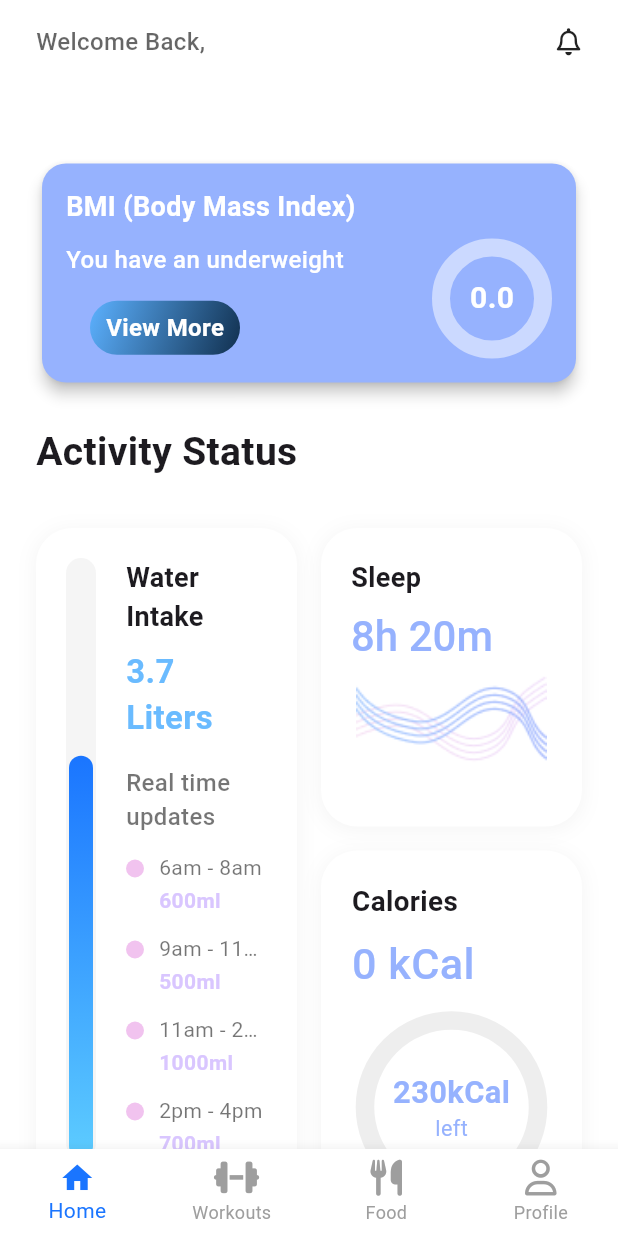
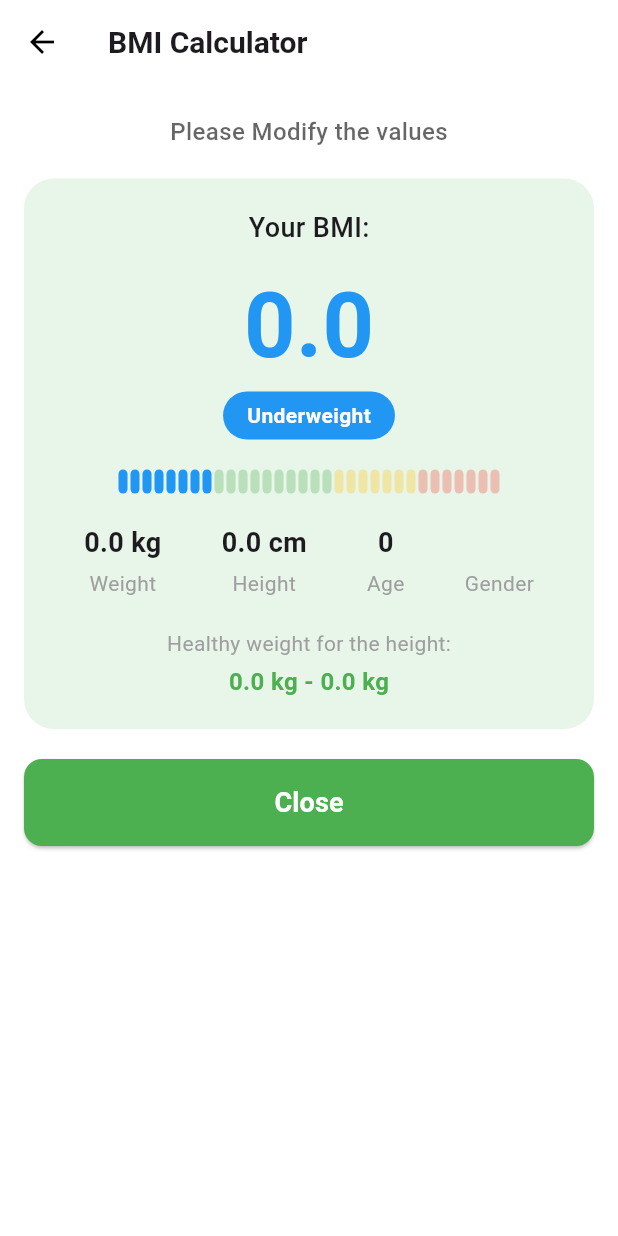
Before and after one commit to Recipe-Rise/Flutter-GP, a Flutter app: the HomeScreen screen opened directly with empty values, after a tap on "View More", on a phone screen of 412 x 824 dp. Run offline on Flutter 3.47's test engine with Material 3 defaults, Android fonts, the light colour scheme and no system bars; drawn by our look-alikes of percent_indicator; our stand-ins replace bloc, flutter_bloc, flutter_vector_icons, font_awesome_flutter, get, shared_preferences; accounts and stored records are empty.

Commit message:
Detailed BMI screen

```diff
--- /dev/null
+++ b/lib/features/BMI/presentation/views/detailed_bmi_screen.dart
@@ -0,0 +1,92 @@
+import 'package:fitfork_gp/core/utils/styles.dart';
+import 'package:fitfork_gp/features/BMI/presentation/widgets/action_button.dart';
+import 'package:fitfork_gp/features/BMI/presentation/widgets/bmi_result_card.dart';
+import 'package:fitfork_gp/features/BMI/presentation/widgets/bmi_scale.dart';
+import 'package:fitfork_gp/features/BMI/presentation/widgets/healthy_weight_range.dart';
+import 'package:fitfork_gp/features/BMI/presentation/widgets/user_metrics_row.dart';
+import 'package:flutter/material.dart';
+
+class DetailedBmiScreen extends StatelessWidget {
+  final double bmi;
+  final double weight;
+  final double height;
+  final int age;
+  final String gender;
+
+  const DetailedBmiScreen(
+      {super.key,
+      required this.bmi,
+      required this.weight,
+      required this.height,
+      required this.age,
+      required this.gender});
+
+  @override
+  Widget build(BuildContext context) {
+    return Scaffold(
+      backgroundColor: Colors.white,
+      appBar: AppBar(
+        title: Text(
+          'BMI Calculator',
+          style: Styles.textStyle20.copyWith(fontWeight: FontWeight.bold),
+        ),
+        backgroundColor: Colors.white,
+        elevation: 0,
+        iconTheme: const IconThemeData(color: Colors.black),
+      ),
+      body: Padding(
+        padding: const EdgeInsets.symmetric(horizontal: 16),
+        child: Column(
+          crossAxisAlignment: CrossAxisAlignment.center,
+          children: [
+            const SizedBox(
+              height: 20,
+            ),
+            Text(
+              'Please Modify the values',
+              style: Styles.textStyle16
+                  .copyWith(color: Colors.black.withOpacity(0.6)),
+            ),
+            const SizedBox(
+              height: 20,
+            ),
+            BmiResultCard(
+              bmi: bmi,
+              child: Column(
+                children: [
+                  const SizedBox(
+                    height: 20,
+                  ),
+                  BmiScale(bmi: bmi),
+                  const SizedBox(
+                    height: 20,
+                  ),
+                  UserMetricsRow(
+                    weight: weight,
+                    height: height,
+                    age: age,
+                    gender: gender,
+                  ),
+                  const SizedBox(
+                    height: 20,
+                  ),
+                  HealthyWeightRange(height: height),
+                  const SizedBox(
+                    height: 20,
+                  ),
+                ],
+              ),
+            ),
+            const SizedBox(
+              height: 20,
+            ),
+            ActionButton(
+              label: "Close",
+              onPressed: () => Navigator.of(context).pop(),
+            ),
+          ],
+        ),
+      ),
+    );
+  }
+}
--- /dev/null
+++ b/lib/features/BMI/presentation/widgets/action_button.dart
@@ -0,0 +1,37 @@
+import 'package:flutter/material.dart';
+
+class ActionButton extends StatelessWidget {
+  final String label;
+  final VoidCallback onPressed;
+
+  const ActionButton({
+    Key? key,
+    required this.label,
+    required this.onPressed,
+  }) : super(key: key);
+
+  @override
+  Widget build(BuildContext context) {
+    return SizedBox(
+      width: double.infinity,
+      child: ElevatedButton(
+        onPressed: onPressed,
+        style: ElevatedButton.styleFrom(
+          backgroundColor: Colors.green,
+          foregroundColor: Colors.white,
+          padding: const EdgeInsets.symmetric(vertical: 16),
+          shape: RoundedRectangleBorder(
+            borderRadius: BorderRadius.circular(12),
+          ),
+        ),
+        child: Text(
+          label,
+          style: const TextStyle(
+            fontSize: 18,
+            fontWeight: FontWeight.bold,
+          ),
+        ),
+      ),
+    );
+  }
+}
--- /dev/null
+++ b/lib/features/BMI/presentation/widgets/bmi_result_card.dart
@@ -0,0 +1,83 @@
+import 'package:flutter/material.dart';
+
+class BmiResultCard extends StatelessWidget {
+  final double bmi;
+  final Widget child;
+
+  const BmiResultCard({
+    Key? key,
+    required this.bmi,
+    required this.child,
+  }) : super(key: key);
+
+  String _getBmiCategory() {
+    if (bmi < 18.5) {
+      return "Underweight";
+    } else if (bmi >= 18.5 && bmi < 25) {
+      return "Normal";
+    } else if (bmi >= 25 && bmi < 30) {
+      return "Overweight";
+    } else {
+      return "Obese";
+    }
+  }
+
+  Color _getBmiColor() {
+    if (bmi < 18.5) {
+      return Colors.blue;
+    } else if (bmi >= 18.5 && bmi < 25) {
+      return Colors.green;
+    } else if (bmi >= 25 && bmi < 30) {
+      return Colors.amber;
+    } else {
+      return Colors.red;
+    }
+  }
+
+  @override
+  Widget build(BuildContext context) {
+    return Container(
+      width: double.infinity,
+      decoration: BoxDecoration(
+        color: Colors.green.shade50,
+        borderRadius: BorderRadius.circular(20),
+      ),
+      child: Column(
+        children: [
+          const SizedBox(height: 20),
+          const Text(
+            'Your BMI:',
+            style: TextStyle(
+              fontSize: 18,
+              fontWeight: FontWeight.w500,
+            ),
+          ),
+          const SizedBox(height: 10),
+          Text(
+            bmi.toStringAsFixed(1),
+            style: TextStyle(
+              fontSize: 60,
+              fontWeight: FontWeight.bold,
+              color: _getBmiColor(),
+            ),
+          ),
+          Container(
+            padding: const EdgeInsets.symmetric(horizontal: 16, vertical: 6),
+            decoration: BoxDecoration(
+              color: _getBmiColor(),
+              borderRadius: BorderRadius.circular(20),
+            ),
+            child: Text(
+              _getBmiCategory(),
+              style: const TextStyle(
+                color: Colors.white,
+                fontWeight: FontWeight.bold,
+              ),
+            ),
+          ),
+          child,
+        ],
+      ),
+    );
+  }
+}
--- /dev/null
+++ b/lib/features/BMI/presentation/widgets/bmi_scale.dart
@@ -0,0 +1,53 @@
+import 'package:flutter/material.dart';
+
+class BmiScale extends StatelessWidget {
+  final double bmi;
+
+  const BmiScale({
+    Key? key,
+    required this.bmi,
+  }) : super(key: key);
+
+  String _getCategory() {
+    if (bmi < 18.5) {
+      return "underweight";
+    } else if (bmi >= 18.5 && bmi < 25) {
+      return "normal";
+    } else if (bmi >= 25 && bmi < 30) {
+      return "overweight";
+    } else {
+      return "obese";
+    }
+  }
+
+  @override
+  Widget build(BuildContext context) {
+    final category = _getCategory();
+
+    return Row(
+      mainAxisAlignment: MainAxisAlignment.center,
+      children: [
+        for (int i = 0; i < 8; i++)
+          _buildSegment(Colors.blue, category == "underweight"),
+        for (int i = 0; i < 10; i++)
+          _buildSegment(Colors.green, category == "normal"),
+        for (int i = 0; i < 7; i++)
+          _buildSegment(Colors.amber, category == "overweight"),
+        for (int i = 0; i < 7; i++)
+          _buildSegment(Colors.red, category == "obese"),
+      ],
+    );
+  }
+
+  Widget _buildSegment(Color color, bool isActive) {
+    return Container(
+      width: 6,
+      height: 16,
+      margin: const EdgeInsets.symmetric(horizontal: 1),
+      decoration: BoxDecoration(
+        color: isActive ? color : color.withOpacity(0.3),
+        borderRadius: BorderRadius.circular(3),
+      ),
+    );
+  }
+}
--- /dev/null
+++ b/lib/features/BMI/presentation/widgets/healthy_weight_range.dart
@@ -0,0 +1,47 @@
+import 'package:flutter/material.dart';
+
+class HealthyWeightRange extends StatelessWidget {
+  final double height;
+
+  const HealthyWeightRange({
+    Key? key,
+    required this.height,
+  }) : super(key: key);
+
+  double _getHealthyMinWeight() {
+    final heightInMeters = height / 100;
+    return 18.5 * heightInMeters * heightInMeters;
+  }
+
+  double _getHealthyMaxWeight() {
+    final heightInMeters = height / 100;
+    return 24.9 * heightInMeters * heightInMeters;
+  }
+
+  @override
+  Widget build(BuildContext context) {
+    final minWeight = _getHealthyMinWeight();
+    final maxWeight = _getHealthyMaxWeight();
+
+    return Column(
+      children: [
+        const Text(
+          'Healthy weight for the height:',
+          style: TextStyle(
+            color: Colors.grey,
+            fontSize: 14,
+          ),
+        ),
+        const SizedBox(height: 4),
+        Text(
+          '${minWeight.toStringAsFixed(1)} kg - ${maxWeight.toStringAsFixed(1)} kg',
+          style: const TextStyle(
+            color: Colors.green,
+            fontWeight: FontWeight.bold,
+            fontSize: 16,
+          ),
+        ),
+      ],
+    );
+  }
+}
--- /dev/null
+++ b/lib/features/BMI/presentation/widgets/user_metrics_row.dart
@@ -0,0 +1,51 @@
+import 'package:flutter/material.dart';
+
+class UserMetricsRow extends StatelessWidget {
+  final double weight;
+  final double height;
+  final int age;
+  final String gender;
+
+  const UserMetricsRow({
+    Key? key,
+    required this.weight,
+    required this.height,
+    required this.age,
+    required this.gender,
+  }) : super(key: key);
+
+  @override
+  Widget build(BuildContext context) {
+    return Row(
+      mainAxisAlignment: MainAxisAlignment.spaceEvenly,
+      children: [
+        _buildMetricItem('Weight', '$weight kg'),
+        _buildMetricItem('Height', '$height cm'),
+        _buildMetricItem('Age', '$age'),
+        _buildMetricItem('Gender', gender),
+      ],
+    );
+  }
+
+  Widget _buildMetricItem(String label, String value) {
+    return Column(
+      children: [
+        Text(
+          value,
+          style: const TextStyle(
+            fontWeight: FontWeight.bold,
+            fontSize: 18,
+          ),
+        ),
+        const SizedBox(height: 4),
+        Text(
+          label,
+          style: const TextStyle(
+            color: Colors.grey,
+            fontSize: 14,
+          ),
+        ),
+      ],
+    );
+  }
+}
--- a/lib/features/Home/presentation/views/home_screen.dart
+++ b/lib/features/Home/presentation/views/home_screen.dart
@@ -130,7 +130,7 @@ class _HomeScreenState extends State<HomeScreen> {
           ),
           BottomNavigationBarItem(
             icon: Icon(FontAwesomeIcons.utensils),
-            label: 'Food',
+            label: 'Recipes',
           ),
           BottomNavigationBarItem(
             icon: Icon(FontAwesomeIcons.user),
--- a/lib/features/Home/presentation/widgets/bmi_card.dart
+++ b/lib/features/Home/presentation/widgets/bmi_card.dart
@@ -1,23 +1,28 @@
 import 'package:fitfork_gp/constants.dart';
 import 'package:fitfork_gp/core/utils/styles.dart';
+import 'package:fitfork_gp/features/BMI/presentation/views/detailed_bmi_screen.dart';
+import 'package:fitfork_gp/features/Register/presentation/cubit/cubit/register_cubit.dart';
 import 'package:fitfork_gp/features/Register/presentation/widgets/custom_gradient_button.dart';
 import 'package:flutter/material.dart';
+import 'package:flutter_bloc/flutter_bloc.dart';
 import 'package:percent_indicator/circular_percent_indicator.dart';
 
 class BmiCard extends StatelessWidget {
-  final double bmi;
-  const BmiCard({super.key, required this.bmi});
-  String _getWeightStatus() {
+  final double? bmi; // Make bmi optional
+
+  const BmiCard({super.key, this.bmi});
+
+  String _getWeightStatus(double bmi) {
     if (bmi < 18.5) {
       return "You have an underweight";
-    } else if (bmi > 18.5 && bmi < 25) {
+    } else if (bmi >= 18.5 && bmi < 25) {
       return "You have a normal weight";
     } else {
       return "You have an overweight";
     }
   }
 
-  Color _getCardColor() {
+  Color _getCardColor(double bmi) {
     if (bmi < 18.5) {
       return const Color(0xff96B2FE);
     } else if (bmi >= 18.5 && bmi < 25) {
@@ -29,12 +34,19 @@ class BmiCard extends StatelessWidget {
 
   @override
   Widget build(BuildContext context) {
+    // Access the RegisterCubit
+    final registerCubit = context.read<RegisterCubit>();
+    final registerData = registerCubit.registerData;
+
+    // Use provided BMI or calculate it from registerData
+    final calculatedBmi = bmi ?? registerCubit.calculateBMI();
+
     return Card(
-      color: _getCardColor(),
+      color: _getCardColor(calculatedBmi),
       elevation: 4,
       shape: RoundedRectangleBorder(borderRadius: BorderRadius.circular(16)),
       child: Padding(
-        padding: EdgeInsets.all(16),
+        padding: const EdgeInsets.all(16),
         child: Column(
           crossAxisAlignment: CrossAxisAlignment.start,
           children: [
@@ -42,7 +54,7 @@ class BmiCard extends StatelessWidget {
               "BMI (Body Mass Index)",
               style: Styles.textStyle18.copyWith(color: Colors.white),
             ),
-            SizedBox(
+            const SizedBox(
               height: 8,
             ),
             Row(
@@ -53,15 +65,32 @@ class BmiCard extends StatelessWidget {
                     crossAxisAlignment: CrossAxisAlignment.start,
                     children: [
                       Text(
-                        _getWeightStatus(),
+                        _getWeightStatus(calculatedBmi),
                         style: Styles.textStyle16.copyWith(
                             color: Colors.white, fontWeight: FontWeight.w500),
                       ),
-                      SizedBox(
+                      const SizedBox(
                         height: 16,
                       ),
                       CustomGradientButton(
-                        onPressed: () {},
+                        onPressed: () {
+                          // Calculate age from date of birth
+                          final age = DateTime.now().year -
+                              registerData.dateOfBirth.year;
+
+                          Navigator.push(
+                            context,
+                            MaterialPageRoute(
+                              builder: (context) => DetailedBmiScreen(
+                                bmi: calculatedBmi,
+                                weight: registerData.weight,
+                                height: registerData.height,
+                                age: age,
+                                gender: registerData.gender,
+                              ),
+                            ),
+                          );
+                        },
                         gradient: kButtonColor,
                         text: "View More",
                         width: 100,
@@ -74,16 +103,16 @@ class BmiCard extends StatelessWidget {
                 CircularPercentIndicator(
                   radius: 40,
                   lineWidth: 12,
-                  percent: bmi / 40 > 1 ? 1 : bmi / 40,
+                  percent: calculatedBmi / 40 > 1 ? 1 : calculatedBmi / 40,
                   center: Text(
-                    "${bmi.toStringAsFixed(1)}",
+                    "${calculatedBmi.toStringAsFixed(1)}",
                     style: const TextStyle(
                       color: Colors.white,
                       fontWeight: FontWeight.bold,
                       fontSize: 20,
                     ),
                   ),
-                  progressColor: Color(0xff4593F9),
+                  progressColor: const Color(0xff4593F9),
                   backgroundColor: Colors.white.withOpacity(0.5),
                   circularStrokeCap: CircularStrokeCap.round,
                 ),
--- a/lib/features/Register/data/Models/register_data.dart
+++ b/lib/features/Register/data/Models/register_data.dart
@@ -1,4 +1,3 @@
-// ignore_for_file: public_member_api_docs, sort_constructors_first
 class RegisterData {
   String firstName;
   String lastName;
@@ -9,6 +8,7 @@ class RegisterData {
   double weight;
   double height;
   String goal;
+
   RegisterData({
     required this.firstName,
     required this.lastName,
--- a/lib/features/Register/presentation/cubit/cubit/register_cubit.dart
+++ b/lib/features/Register/presentation/cubit/cubit/register_cubit.dart
@@ -85,31 +85,31 @@ class RegisterCubit extends Cubit<RegisterState> {
 
   // Calculate BMI
   double calculateBMI() {
-    if (_registerData.weight == null || _registerData.height == null) {
-      throw Exception('Weight and height must be set to calculate BMI.');
+    if (_registerData.weight <= 0 || _registerData.height <= 0) {
+      return 0.0; // Return 0 instead of throwing exception
     }
-    return _registerData.weight! /
-        ((_registerData.height! / 100) * (_registerData.height! / 100));
+    return _registerData.weight /
+        ((_registerData.height / 100) * (_registerData.height / 100));
   }
 
   // Calculate BMR
   double calculateBMR() {
-    if (_registerData.weight == null ||
-        _registerData.height == null ||
-        _registerData.dateOfBirth == null ||
-        _registerData.gender == null) {
-      throw Exception('All user data must be set to calculate BMR.');
+    if (_registerData.weight <= 0 ||
+        _registerData.height <= 0 ||
+        _registerData.gender.isEmpty) {
+      return 0.0; // Return 0 instead of throwing exception
     }
-    final age = DateTime.now().year - _registerData.dateOfBirth!.year;
+
+    final age = DateTime.now().year - _registerData.dateOfBirth.year;
     if (_registerData.gender == 'Male') {
       return 88.362 +
-          (13.397 * _registerData.weight!) +
-          (4.799 * _registerData.height!) -
+          (13.397 * _registerData.weight) +
+          (4.799 * _registerData.height) -
           (5.677 * age);
     } else {
       return 447.593 +
-          (9.247 * _registerData.weight!) +
-          (3.098 * _registerData.height!) -
+          (9.247 * _registerData.weight) +
+          (3.098 * _registerData.height) -
           (4.330 * age);
     }
   }
```
